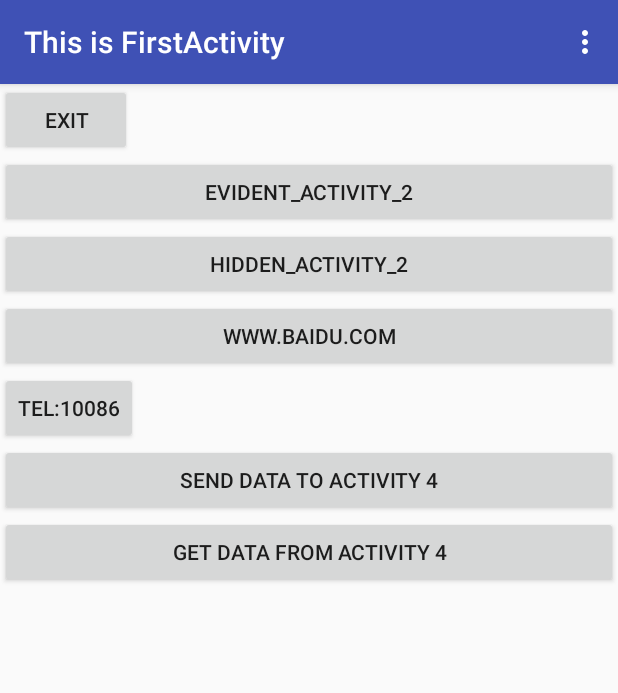
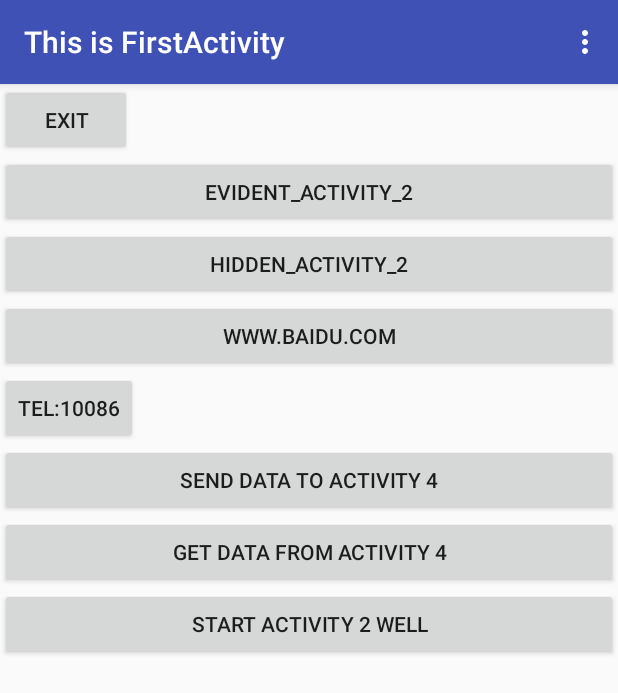
Before and after one commit to Cmoadne/AndroidActivityTest, an Android app: the screen it shows after launch (FirstActivity), on a phone screen of 412 x 824 dp. Shown: the top 693 px of the screen. Run offline under Robolectric (Android 15) with nearby library versions, the phone set to English and light mode, and no system bars.

Commit message:
最佳启动活动方法

```diff
--- a/app/src/main/java/com/example/cmoadne/activitytest/ActivityCllector.java
+++ b/app/src/main/java/com/example/cmoadne/activitytest/ActivityCllector.java
@@ -13,7 +13,7 @@ public class ActivityCllector {
     //public 只创建一次的变量
     public static List<Activity> activities = new ArrayList<>();
 
-    //static 修饰只能在这个文件调用
+    //static 修饰方法，可以不需要实例就能外部调用
     public static void addActivity(Activity activity){
         activities.add(activity);
     }
--- a/app/src/main/java/com/example/cmoadne/activitytest/FirstActivity.java
+++ b/app/src/main/java/com/example/cmoadne/activitytest/FirstActivity.java
@@ -150,6 +150,15 @@ public class FirstActivity extends BaseAvtivity {
                 startActivityForResult(intent, 1);
             }
         });
+
+        //启动活动的最佳写法
+        Button button_good_open = (Button) findViewById(R.id.button_1_goodstart);
+        button_good_open.setOnClickListener(new View.OnClickListener() {
+            @Override
+            public void onClick(View v) {
+                SecondActivity.startAction(FirstActivity.this,"data1","data2");
+            }
+        });
     }
 
     //重写onActivityResult
--- a/app/src/main/res/layout/first_layout.xml
+++ b/app/src/main/res/layout/first_layout.xml
@@ -45,5 +45,12 @@
         android:layout_height="wrap_content"
         android:text="get data from activity 4"
         />
+    <Button
+        android:id="@+id/button_1_goodstart"
+        android:layout_width="match_parent"
+        android:layout_height="wrap_content"
+        android:text="Start activity 2 well"
+        />
+
 
 </LinearLayout>
```
Also changed, not shown: app/src/main/java/com/example/cmoadne/activitytest/SecondActivity.java (+9 -0 lines).
